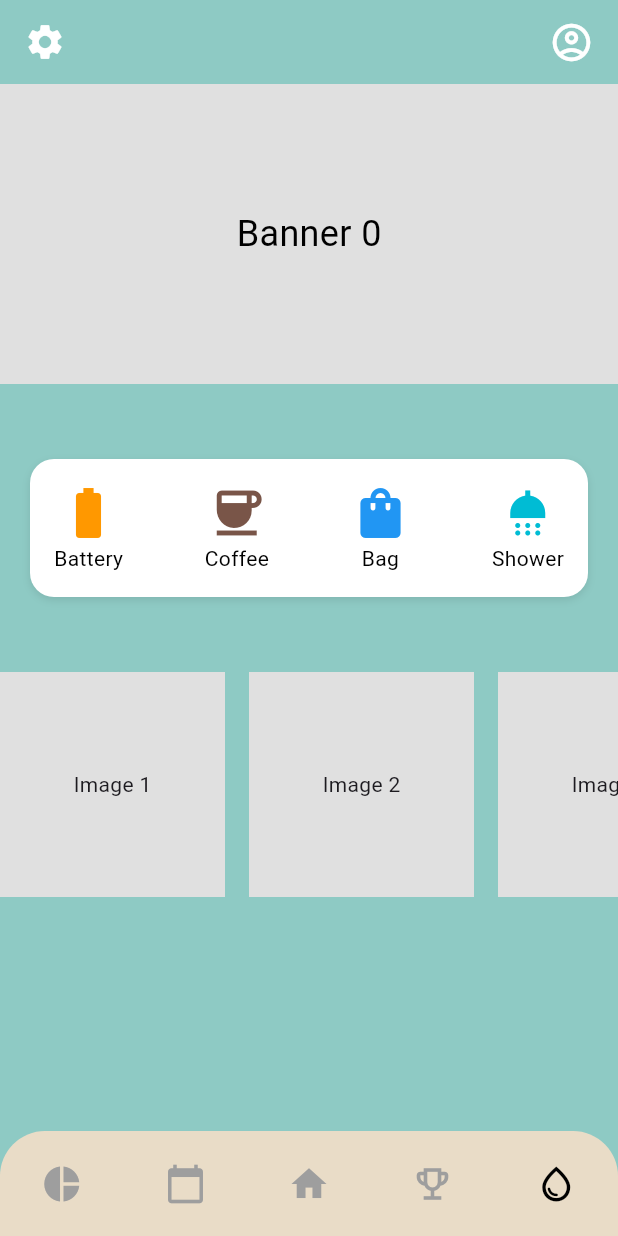
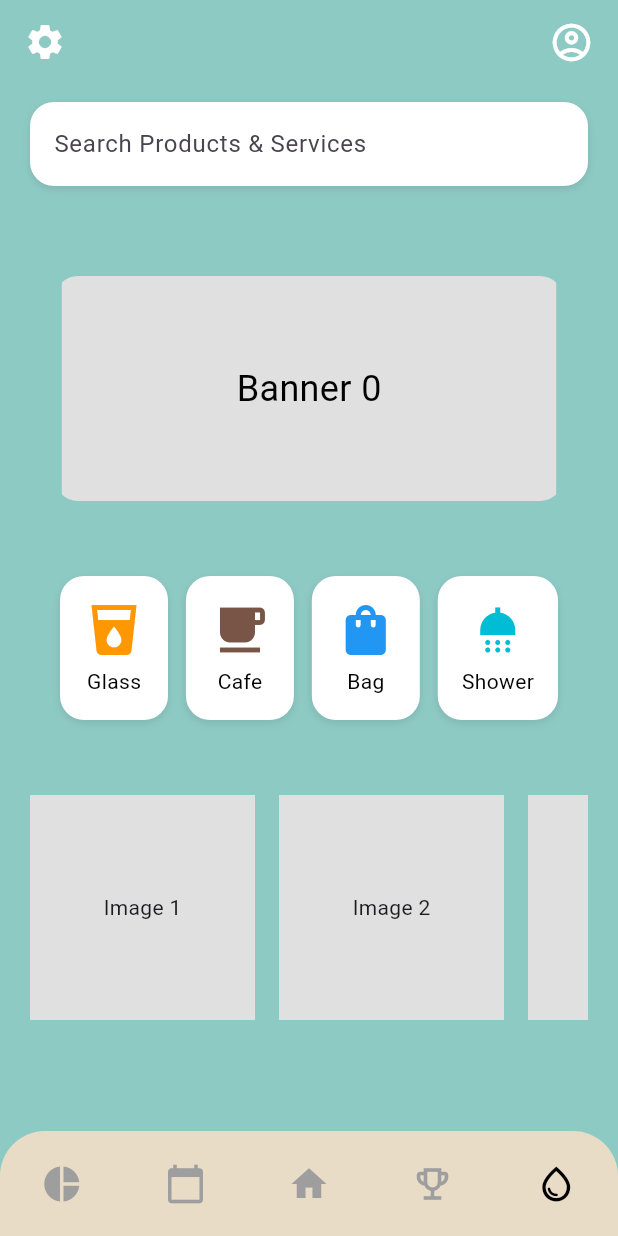
Before and after one commit to 1tshadowz/ITDS283_Sec2_Group12, a Flutter app: the ProductPage screen opened directly, on a phone screen of 412 x 824 dp. Run offline on Flutter 3.47's test engine with Material 3 defaults, Android fonts, the phone set to English and light mode, and no system bars; our stand-ins replace sqflite; accounts and stored records are empty.

Commit message:
Clickable Product and Search bar - doing API for searching

```diff
--- a/lib/pages/products.dart
+++ b/lib/pages/products.dart
@@ -1,9 +1,10 @@
+import 'dart:async';
 import 'package:flutter/material.dart';
 import 'track.dart';
 import 'activity.dart';
 import 'dashboard.dart';
 import 'achievement.dart';
-import 'news.dart';
+import 'products.dart';
 
 class ProductPage extends StatefulWidget {
   const ProductPage({super.key});
@@ -14,31 +15,66 @@ class ProductPage extends StatefulWidget {
 
 class _ProductPageState extends State<ProductPage> {
   int selectedIndex = 4;
-  PageController _pageController = PageController();
+  PageController _pageController = PageController(initialPage: 0);
+  Timer? _timer;
+
+  // รายการภาพแบนเนอร์ (อัปเดต path ให้ตรงกับ asset ของคุณในอนาคต)
+  final List<String> bannerImages = [
+    'assets/images/banner0.jpg',
+    'assets/images/banner1.jpg',
+    'assets/images/banner2.jpg',
+  ];
+
+  // Dummy data สำหรับ search (Product & Service ที่เกี่ยวกับการลดการใช้น้ำ)
+  final List<String> allProducts = [
+    "Water Saving Kit",
+    "Efficient Shower Head",
+    "Low Flow Faucet",
+    "Rainwater Harvesting System",
+    "Water Filter",
+    "Eco-friendly Toilet",
+    "Solar Water Heater",
+  ];
+  String searchQuery = "";
+
+  List<String> get filteredProducts {
+    if (searchQuery.isEmpty) {
+      return [];
+    }
+    return allProducts
+        .where((product) =>
+            product.toLowerCase().contains(searchQuery.toLowerCase()))
+        .toList();
+  }
 
   @override
   void initState() {
     super.initState();
-    Future.delayed(Duration(seconds: 3), _autoScroll);
+    // ใช้ Timer เพื่อ auto scroll ทุก 3 วินาที
+    _timer = Timer.periodic(const Duration(seconds: 3), (Timer timer) {
+      if (_pageController.hasClients) {
+        int nextPage = _pageController.page!.toInt() + 1;
+        _pageController.animateToPage(
+          nextPage,
+          duration: const Duration(milliseconds: 500),
+          curve: Curves.easeInOut,
+        );
+      }
+    });
   }
 
-  void _autoScroll() {
-    if (_pageController.hasClients) {
-      _pageController.nextPage(
-        duration: Duration(seconds: 1),
-        curve: Curves.easeInOut,
-      );
-      Future.delayed(Duration(seconds: 3), _autoScroll);
-    }
+  @override
+  void dispose() {
+    _timer?.cancel();
+    _pageController.dispose();
+    super.dispose();
   }
 
   void _onItemTapped(int index) {
     if (index == selectedIndex) return;
-
     setState(() {
       selectedIndex = index;
     });
-
     if (index == 0) {
       Navigator.pushReplacement(
         context,
@@ -57,7 +93,8 @@ class _ProductPageState extends State<ProductPage> {
     } else if (index == 3) {
       Navigator.pushReplacement(
         context,
-        MaterialPageRoute(builder: (_) => const AchievementPage(title: "Achievements")),
+        MaterialPageRoute(
+            builder: (_) => const AchievementPage(title: "Achievements")),
       );
     } else if (index == 4) {
       // Already on ProductPage
@@ -79,37 +116,158 @@ class _ProductPageState extends State<ProductPage> {
           ],
         ),
       ),
-      body: Column(
+      body: SingleChildScrollView(
+        child: Padding(
+          padding:
+              const EdgeInsets.symmetric(horizontal: 20, vertical: 12),
+          child: Column(
+            crossAxisAlignment: CrossAxisAlignment.start,
             children: [
-          // Banner that auto slides
+              // Search Bar
+              Container(
+                padding:
+                    const EdgeInsets.symmetric(horizontal: 16, vertical: 4),
+                decoration: BoxDecoration(
+                  color: Colors.white,
+                  borderRadius: BorderRadius.circular(16),
+                  boxShadow: [
+                    BoxShadow(
+                      color: Colors.black12.withOpacity(0.1),
+                      blurRadius: 4,
+                      offset: const Offset(0, 2),
+                    ),
+                  ],
+                ),
+                child: TextField(
+                  onChanged: (value) {
+                    setState(() {
+                      searchQuery = value;
+                    });
+                  },
+                  decoration: const InputDecoration(
+                    hintText: "Search Products & Services",
+                    border: InputBorder.none,
+                  ),
+                ),
+              ),
+              const SizedBox(height: 10),
+              // ผลลัพธ์ค้นหา (ถ้ามี)
+              if (searchQuery.isNotEmpty)
+                Padding(
+                  padding: const EdgeInsets.symmetric(horizontal: 20),
+                  child: Container(
+                    decoration: BoxDecoration(
+                      color: Colors.white,
+                      borderRadius: BorderRadius.circular(16),
+                      boxShadow: [
+                        BoxShadow(
+                          color: Colors.black12.withOpacity(0.1),
+                          blurRadius: 4,
+                          offset: const Offset(0, 2),
+                        ),
+                      ],
+                    ),
+                    child: ListView.builder(
+                      shrinkWrap: true,
+                      physics: const NeverScrollableScrollPhysics(),
+                      itemCount: filteredProducts.length,
+                      itemBuilder: (context, index) {
+                        final product = filteredProducts[index];
+                        return ListTile(
+                          title: Text(product),
+                          onTap: () {
+                            ScaffoldMessenger.of(context).showSnackBar(
+                              SnackBar(content: Text("Clicked: $product")),
+                            );
+                          },
+                        );
+                      },
+                    ),
+                  ),
+                ),
+              const SizedBox(height: 50),
+              // Banner ที่เลื่อนสลับไปมาแบบ infinite loop พร้อมขอบมนและความกว้างลดลง
               SizedBox(
-            height: 200,
+                height: 150,
                 child: PageView.builder(
                   controller: _pageController,
-              itemCount: 3, // Number of images
                   itemBuilder: (context, index) {
-                return Container(
-                  color: Colors.grey[300], // Placeholder for images
+                    int displayIndex = index % bannerImages.length;
+                    return Center(
+                      child: GestureDetector(
+                        onTap: () {
+                          ScaffoldMessenger.of(context).showSnackBar(
+                            SnackBar(content: Text("Banner $displayIndex clicked")),
+                          );
+                        },
+                        child: ClipRRect(
+                          borderRadius: BorderRadius.circular(16),
+                          child: Container(
+                            width: MediaQuery.of(context).size.width * 0.8,
+                            margin: const EdgeInsets.symmetric(horizontal: 5.0),
+                            color: Colors.grey[300],
                             child: Center(
                               child: Text(
-                      'Banner $index', // Placeholder text
-                      style: TextStyle(color: Colors.black, fontSize: 24),
+                                'Banner $displayIndex',
+                                style: const TextStyle(
+                                    fontSize: 24, color: Colors.black),
+                              ),
+                            ),
+                          ),
                         ),
                       ),
                     );
-                // Uncomment and update when images are available
-                // return Image.asset(
-                //   'assets/images/banner$index.jpg',
-                //   fit: BoxFit.cover,
-                // );
                   },
                 ),
               ),
               const SizedBox(height: 50),
-
-          // Add the icon boxes between the banner and images
+              // กล่องไอคอนที่อยู่ระหว่างแบนเนอร์และภาพสินค้า (แต่ละอันแยกเป็นกล่อง)
               Padding(
                 padding: const EdgeInsets.symmetric(horizontal: 20),
+                child: Row(
+                  mainAxisAlignment: MainAxisAlignment.spaceBetween,
+                  children: [
+                    _buildIconBox(Icons.local_drink, "Glass", Colors.orange),
+                    _buildIconBox(Icons.local_cafe, "Cafe", Colors.brown),
+                    _buildIconBox(Icons.shopping_bag, "Bag", Colors.blue),
+                    _buildIconBox(Icons.shower, "Shower", Colors.cyan),
+                  ],
+                ),
+              ),
+              const SizedBox(height: 50),
+              // แถวของภาพสินค้าที่สามารถเลื่อนซ้ายขวาได้
+              SingleChildScrollView(
+                scrollDirection: Axis.horizontal,
+                child: Row(
+                  children: [
+                    _buildProductImage("Image 1"),
+                    const SizedBox(width: 16),
+                    _buildProductImage("Image 2"),
+                    const SizedBox(width: 16),
+                    _buildProductImage("Image 3"),
+                  ],
+                ),
+              ),
+              const SizedBox(height: 20),
+            ],
+          ),
+        ),
+      ),
+      bottomNavigationBar: _CustomBottomNavBar(
+        selectedIndex: selectedIndex,
+        onItemTapped: _onItemTapped,
+      ),
+    );
+  }
+
+  // ฟังก์ชันสร้างกล่องไอคอนที่สามารถคลิกได้
+  Widget _buildIconBox(IconData icon, String label, Color color) {
+    return InkWell(
+      onTap: () {
+        ScaffoldMessenger.of(context).showSnackBar(
+          SnackBar(content: Text("$label clicked")),
+        );
+      },
       child: Container(
         padding: const EdgeInsets.all(16),
         decoration: BoxDecoration(
@@ -123,73 +281,30 @@ class _ProductPageState extends State<ProductPage> {
             ),
           ],
         ),
-              child: Row(
-                mainAxisAlignment: MainAxisAlignment.spaceBetween,
+        child: Column(
           children: [
-                  Column(
-                    children: [
-                      Icon(Icons.battery_full, color: Colors.orange, size: 40),
-                      const Text("Battery", style: TextStyle(color: Colors.black)),
-                    ],
-                  ),
-                  Column(
-                    children: [
-                      Icon(Icons.coffee, color: Colors.brown, size: 40),
-                      const Text("Coffee", style: TextStyle(color: Colors.black)),
-                    ],
-                  ),
-                  Column(
-                    children: [
-                      Icon(Icons.shopping_bag, color: Colors.blue, size: 40),
-                      const Text("Bag", style: TextStyle(color: Colors.black)),
-                    ],
-                  ),
-                  Column(
-                    children: [
-                      Icon(Icons.shower, color: Colors.cyan, size: 40),
-                      const Text("Shower", style: TextStyle(color: Colors.black)),
-                    ],
-                  ),
+            Icon(icon, color: color, size: 40),
+            const SizedBox(height: 4),
+            Text(label, style: const TextStyle(color: Colors.black)),
           ],
         ),
       ),
-          ),
-          const SizedBox(height: 50),
+    );
+  }
 
-          // Row of images that can be swiped horizontally
-          SingleChildScrollView(
-            scrollDirection: Axis.horizontal,
-            child: Row(
-              children: [
-                Container(
-                  color: Colors.grey[300], // Placeholder for image
+  // ฟังก์ชันสร้าง widget สำหรับผลิตภัณฑ์ (สินค้าคลิกได้)
+  Widget _buildProductImage(String label) {
+    return InkWell(
+      onTap: () {
+        ScaffoldMessenger.of(context).showSnackBar(
+          SnackBar(content: Text("$label clicked")),
+        );
+      },
+      child: Container(
+        color: Colors.grey[300],
         width: 150,
         height: 150,
-                  child: Center(child: Text('Image 1')), // Placeholder text
-                ),
-                const SizedBox(width: 16),
-                Container(
-                  color: Colors.grey[300], // Placeholder for image
-                  width: 150,
-                  height: 150,
-                  child: Center(child: Text('Image 2')), // Placeholder text
-                ),
-                const SizedBox(width: 16),
-                Container(
-                  color: Colors.grey[300], // Placeholder for image
-                  width: 150,
-                  height: 150,
-                  child: Center(child: Text('Image 3')), // Placeholder text
-                ),
-              ],
-            ),
-          ),
-          const SizedBox(height: 20),
-        ],
-      ),
-      bottomNavigationBar: _CustomBottomNavBar(
-        selectedIndex: selectedIndex,
-        onItemTapped: _onItemTapped,
+        child: Center(child: Text(label)),
       ),
     );
   }
--- a/pubspec.yaml
+++ b/pubspec.yaml
@@ -5,7 +5,7 @@ publish_to: 'none'
 version: 1.0.0+1
 
 environment:
-  sdk: "3.7.2"
+  sdk: "3.7.0"
 
 dependencies:
   flutter:
@@ -13,6 +13,7 @@ dependencies:
   cupertino_icons: ^1.0.8
   sqflite: ^2.3.2
   path: ^1.9.0
+  carousel_slider: ^4.2.0
 
 dev_dependencies:
   flutter_test:
```
Also changed, not shown: pubspec.lock. Lines whose indentation alone changed are shown as unchanged.
